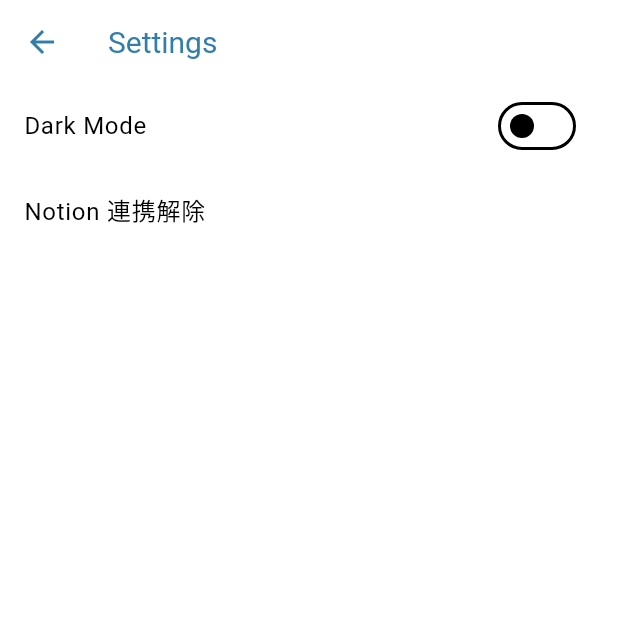
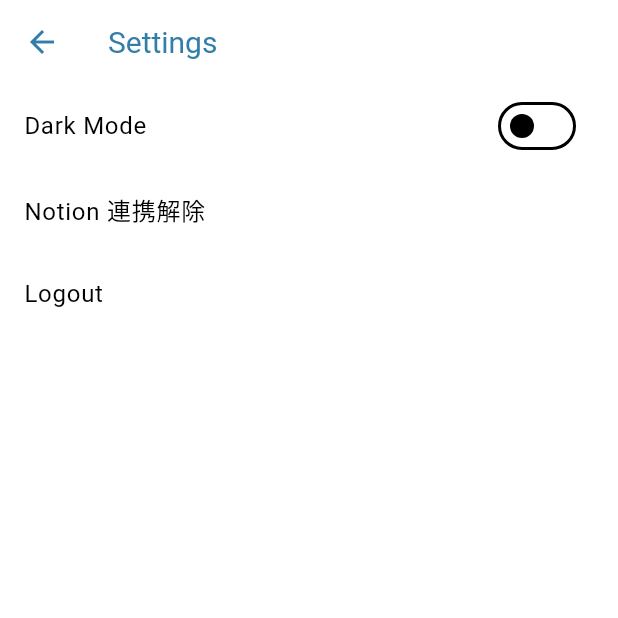
Before and after one commit to Haruki1090/notion_gtd_manager, a Flutter app: the SettingsScreen screen opened directly, on a phone screen of 412 x 824 dp, the top half of it. Run offline on Flutter 3.47's test engine with Material 3 defaults, Android fonts, the phone set to English and light mode, and no system bars; our stand-ins replace firebase_auth, firebase_core, flutter_dotenv, flutter_riverpod, freezed_annotation, google_sign_in and 1 more; accounts and stored records are empty.

```diff
--- a/lib/src/screens/settings_screen.dart
+++ b/lib/src/screens/settings_screen.dart
@@ -1,12 +1,12 @@
-// lib/src/screens/settings_screen.dart
 import 'package:flutter/material.dart';
 import 'package:flutter_riverpod/flutter_riverpod.dart';
 
 import '../config/theme.dart';
+import '../services/firebase_auth_service.dart';
 import '../services/notion_api_service.dart';
 
 class SettingsScreen extends ConsumerWidget {
-  const SettingsScreen({Key? key}) : super(key: key);
+  const SettingsScreen({super.key});
 
   @override
   Widget build(BuildContext context, WidgetRef ref) {
@@ -29,7 +29,14 @@ class SettingsScreen extends ConsumerWidget {
             title: const Text('Notion 連携解除'),
             onTap: () {
               ref.read(notionApiServiceProvider).clearAccessToken();
-              // 必要に応じて UI の更新処理を追加
+              ScaffoldMessenger.of(context).showSnackBar(
+                  const SnackBar(content: Text('Notion連携を解除しました')));
+            },
+          ),
+          ListTile(
+            title: const Text('Logout'),
+            onTap: () async {
+              await FirebaseAuthService().signOut();
             },
           ),
         ],
```
